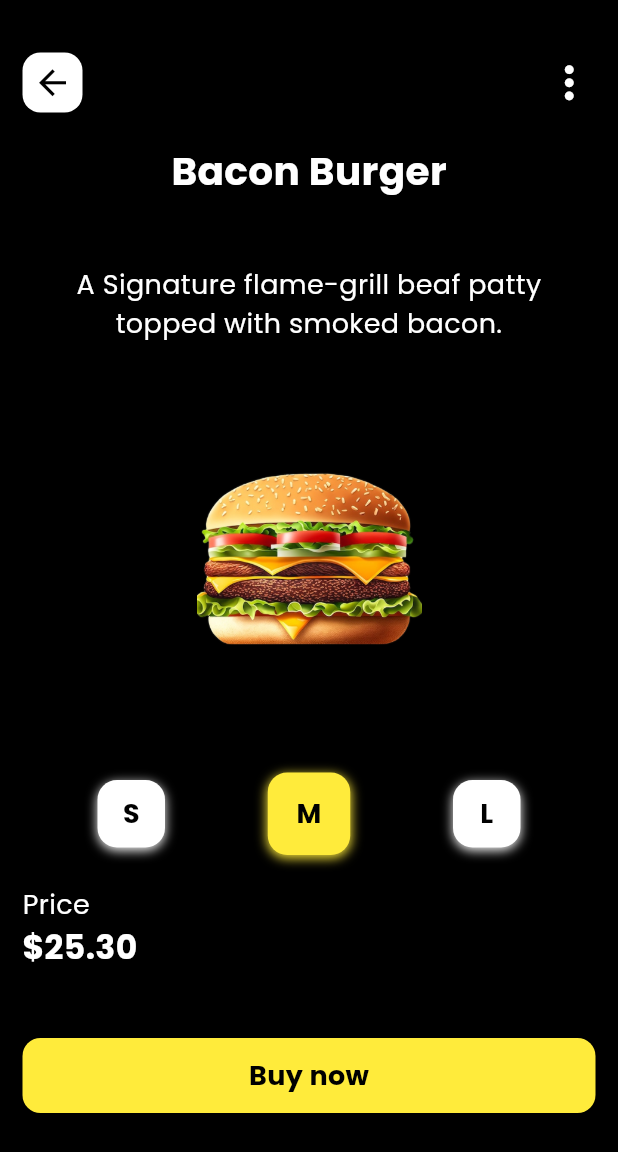
After one commit to vaidehi2701/Flutter_Cheatsheet_2023, a Flutter app: the screen it shows after launch, after a tap on an icon or button, on a phone screen of 412 x 824 dp. The commit adds this screen. Shown: the top 1152 px of the screen. Run offline on Flutter 3.47's test engine with Material 2 defaults, Android fonts, the phone set to English and light mode, and no system bars; our stand-ins replace animated_text_kit, animated_theme_switcher, audioplayers, confetti, easy_stepper, google_fonts and 1 more; missing offline and left inert: scratcher.

Commit message:
sizeanimation code added

```diff
--- a/lib/main.dart
+++ b/lib/main.dart
@@ -3,11 +3,15 @@ import 'package:provider/provider.dart';
 import 'package:widget_utils/provider/font_size_provider.dart';
 import 'package:widget_utils/provider/password_provider.dart';
 import 'package:widget_utils/provider/theme_provider.dart';
-import 'package:widget_utils/ui/package/showcase.dart';
-import 'package:widget_utils/ui/screens/indian_flag_animation.dart';
-import 'package:widget_utils/ui/screens/music_list.dart';
+import 'package:widget_utils/ui/package/scratch_card_exp.dart';
+import 'package:widget_utils/ui/screens/burger.dart';
 
 void main() {
+  ErrorWidget.builder = (detail) => MaterialApp(
+          home: Scaffold(
+        backgroundColor: Colors.cyan,
+        body: Center(child: Text(detail.exception.toString())),
+      ));
   runApp(
     MultiProvider(
       providers: [
@@ -15,8 +19,7 @@ void main() {
         ChangeNotifierProvider(create: (_) => FontType()),
         ChangeNotifierProvider(create: (_) => PasswordStrengthProvider()),
       ],
-      // child: const MyApp(),
-      child: const ShowscaseDemo(),
+      child: const MyApp(),
     ),
   );
 }
@@ -36,7 +39,7 @@ class MyApp extends StatelessWidget {
         debugShowCheckedModeBanner: false,
         title: 'Flutter CheatSheet 2023',
         theme: themeProvider.themeData,
-        home: const IndianFlag(),
+        home: const ImageSizeAnimation(),
       );
     });
   }
--- a/lib/ui/package/scratch_card_exp.dart
+++ b/lib/ui/package/scratch_card_exp.dart
@@ -46,7 +46,6 @@ class _ScratchCardExampleState extends State<ScratchCardExample> {
                 Column(
                   children: [
                     ConfettiWidget(
-
                       blastDirectionality: BlastDirectionality.explosive,
                       confettiController: _controller,
                       particleDrag: 0.05,
--- /dev/null
+++ b/lib/ui/screens/burger.dart
@@ -0,0 +1,267 @@
+import 'package:flutter/material.dart';
+
+class ImageSizeAnimation extends StatefulWidget {
+  const ImageSizeAnimation({super.key});
+
+  @override
+  _ImageSizeAnimationState createState() => _ImageSizeAnimationState();
+}
+
+class _ImageSizeAnimationState extends State<ImageSizeAnimation>
+    with SingleTickerProviderStateMixin {
+  double imageSize = 100.0;
+  AnimationController? _controller;
+  int selectedButtonIndex = 0;
+  double buttonSize = 45;
+  Color btnColor = Colors.white;
+  String price = "15.20";
+
+  @override
+  void initState() {
+    super.initState();
+    _controller = AnimationController(
+      duration: const Duration(milliseconds: 500),
+      vsync: this,
+    );
+  }
+
+  @override
+  void dispose() {
+    _controller!.dispose();
+    super.dispose();
+  }
+
+  void animateToSize(double size) {
+    _controller!.reset();
+    _controller!.forward();
+    setState(() {
+      imageSize = size;
+    });
+  }
+
+  @override
+  Widget build(BuildContext context) {
+    return Scaffold(
+      backgroundColor: Colors.black,
+      body: Padding(
+        padding: const EdgeInsets.all(15.0),
+        child: Column(
+          crossAxisAlignment: CrossAxisAlignment.start,
+          children: [
+            const SizedBox(height: 20.0),
+            const SetAppbar(),
+            const SizedBox(
+              height: 20,
+            ),
+            const Center(
+              child: Text("Bacon Burger",
+                  style: TextStyle(
+                      color: Colors.white,
+                      fontSize: 26,
+                      fontWeight: FontWeight.bold)),
+            ),
+            const SizedBox(
+              height: 45,
+            ),
+            const Center(
+              child: Text(
+                "A Signature flame-grill beaf patty\ntopped with smoked bacon.",
+                textAlign: TextAlign.center,
+                style: TextStyle(
+                  color: Colors.white,
+                  fontSize: 18,
+                ),
+              ),
+            ),
+            const SizedBox(
+              height: 20,
+            ),
+            Stack(
+              children: [
+                SizedBox(
+                  height: 250,
+                  child: Center(
+                    child: AnimatedContainer(
+                      alignment: Alignment.center,
+                      decoration: const BoxDecoration(
+                        image: DecorationImage(
+                          image: AssetImage('assets/images/burger.png'),
+                          fit: BoxFit.cover,
+                        ),
+                      ),
+                      duration: const Duration(milliseconds: 500),
+                      width: imageSize,
+                      height: imageSize,
+                    ),
+                  ),
+                ),
+              ],
+            ),
+            const SizedBox(height: 16.0),
+            Padding(
+              padding: const EdgeInsets.symmetric(horizontal: 50),
+              child: Row(
+                mainAxisAlignment: MainAxisAlignment.spaceBetween,
+                children: [
+                  RoundedSquareButton(
+                    text: "S",
+                    size: selectedButtonIndex == 0 ? 55 : buttonSize,
+                    color: selectedButtonIndex == 0 ? Colors.yellow : btnColor,
+                    onPressed: () {
+                      animateToSize(100.0);
+                      selectedButtonIndex = 0;
+                      price = "15.20";
+                      setState(() {});
+                    },
+                  ),
+                  const SizedBox(width: 8.0),
+                  RoundedSquareButton(
+                      text: "M",
+                      size: selectedButtonIndex == 1 ? 55 : buttonSize,
+                      color:
+                          selectedButtonIndex == 1 ? Colors.yellow : btnColor,
+                      onPressed: () {
+                        animateToSize(150.0);
+                        selectedButtonIndex = 1;
+                        price = "25.30";
+                        setState(() {});
+                      }),
+                  const SizedBox(width: 8.0),
+                  RoundedSquareButton(
+                      text: "L",
+                      size: selectedButtonIndex == 2 ? 55 : buttonSize,
+                      color:
+                          selectedButtonIndex == 2 ? Colors.yellow : btnColor,
+                      onPressed: () {
+                        animateToSize(200.0);
+                        selectedButtonIndex = 2;
+                        price = "35.10";
+                        setState(() {});
+                      }),
+                ],
+              ),
+            ),
+            const SizedBox(height: 20.0),
+            const Text("Price",
+                style: TextStyle(
+                  color: Colors.white,
+                  fontSize: 18,
+                )),
+            Text(
+              "\$$price",
+              textAlign: TextAlign.center,
+              style: const TextStyle(
+                  color: Colors.white,
+                  fontSize: 22,
+                  fontWeight: FontWeight.bold),
+            ),
+            const SizedBox(
+              height: 45,
+            ),
+            Container(
+              width: double.infinity,
+              height: 50,
+              decoration: const BoxDecoration(
+                color: Colors.yellow,
+                borderRadius: BorderRadius.all(
+                  Radius.circular(12),
+                ),
+              ),
+              child: const Center(
+                child: Text(
+                  "Buy now",
+                  style: TextStyle(
+                    fontSize: 18.0,
+                    fontWeight: FontWeight.bold,
+                    color: Colors.black,
+                  ),
+                ),
+              ),
+            )
+          ],
+        ),
+      ),
+    );
+  }
+}
+
+class RoundedSquareButton extends StatelessWidget {
+  final String text;
+  final double size;
+  final VoidCallback onPressed;
+  final Color color;
+
+  const RoundedSquareButton(
+      {super.key,
+      required this.text,
+      required this.onPressed,
+      required this.size,
+      required this.color});
+
+  @override
+  Widget build(BuildContext context) {
+    return GestureDetector(
+      onTap: onPressed,
+      child: Container(
+        width: size,
+        height: size,
+        decoration: BoxDecoration(
+          borderRadius: BorderRadius.circular(13),
+          color: color,
+          boxShadow: [
+            BoxShadow(
+              color: color,
+              blurRadius: 6,
+              offset: const Offset(0, 2),
+            ),
+          ],
+        ),
+        child: Center(
+          child: Text(
+            text,
+            style: const TextStyle(
+              fontSize: 18,
+              fontWeight: FontWeight.bold,
+              color: Colors.black,
+            ),
+          ),
+        ),
+      ),
+    );
+  }
+}
+
+class SetAppbar extends StatelessWidget {
+  const SetAppbar({super.key});
+
+  @override
+  Widget build(BuildContext context) {
+    return Row(
+      mainAxisAlignment: MainAxisAlignment.spaceBetween,
+      children: [
+        Container(
+          width: 40,
+          height: 40,
+          decoration: const BoxDecoration(
+            color: Colors.white,
+            borderRadius: BorderRadius.all(
+              Radius.circular(12),
+            ),
+          ),
+          child: const Center(
+            child: Icon(
+              Icons.arrow_back,
+              color: Colors.black,
+              size: 27.0,
+            ),
+          ),
+        ),
+        const Icon(
+          Icons.more_vert_rounded,
+          color: Colors.white,
+          size: 35,
+        ),
+      ],
+    );
+  }
+}
```
Also changed, not shown: assets/images/burger.png (added).
